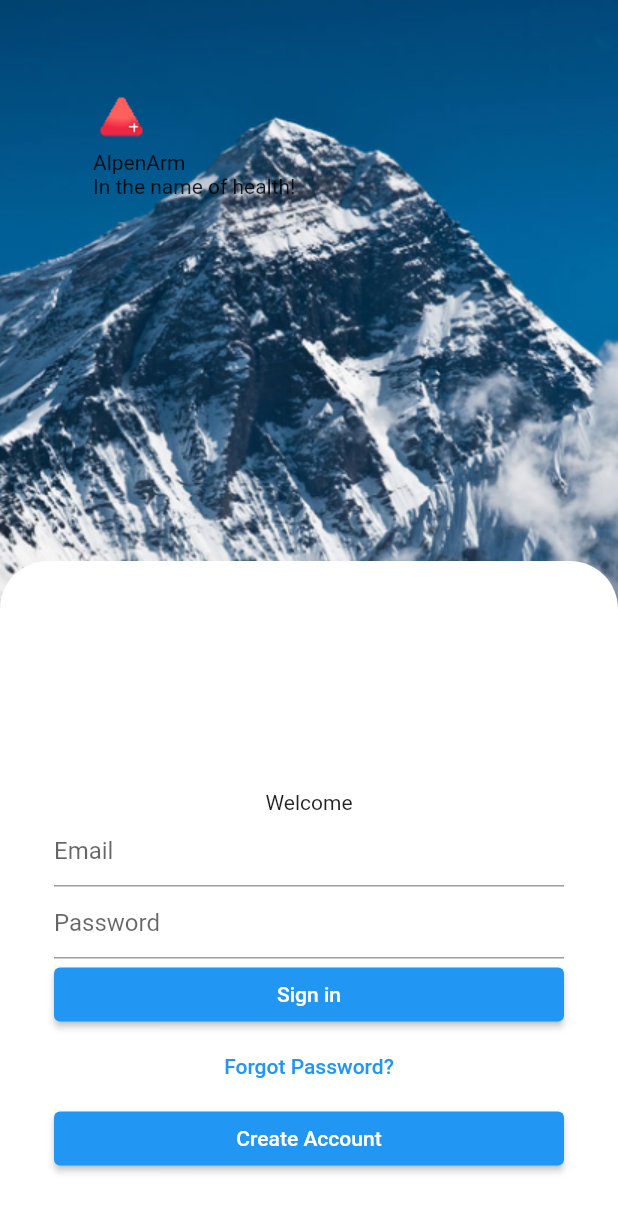
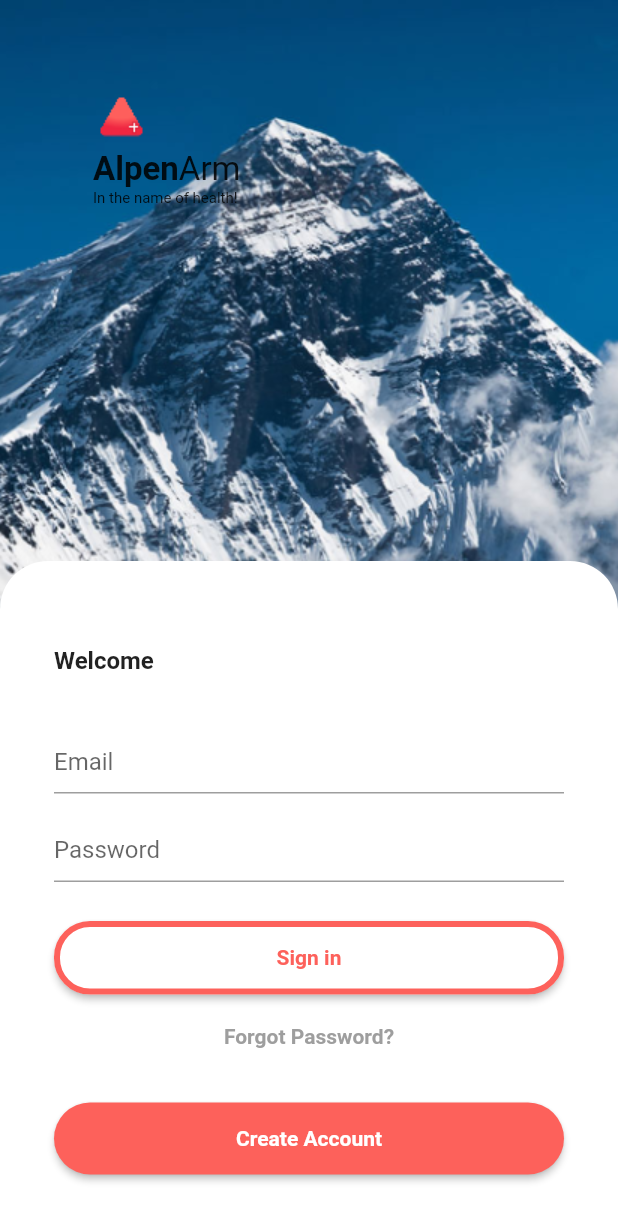
Before and after one commit to ExpertKiD/flutter_mindrisers_internship_test_demos, a Flutter app: the screen it shows after launch, on a phone screen of 412 x 824 dp. Shown: the top 1221 px of the screen. Run offline on Flutter 3.47's test engine with Material 2 defaults, Android fonts, the light colour scheme and no system bars.

Commit message:
Add const modifiers and update the login screen ui with theme

```diff
--- a/alpenarm/lib/apps/app.dart
+++ b/alpenarm/lib/apps/app.dart
@@ -9,7 +9,7 @@ class MyApp extends StatelessWidget {
   Widget build(BuildContext context) {
     return MaterialApp(
       theme: lightTheme,
-      home: LoginScreen(),
+      home: const LoginScreen(),
     );
   }
 }
--- a/alpenarm/lib/screens/login.dart
+++ b/alpenarm/lib/screens/login.dart
@@ -1,3 +1,4 @@
+import 'package:alpenarm/resources/colors.dart';
 import 'package:flutter/material.dart';
 import 'package:flutter/rendering.dart';
 
@@ -27,12 +28,22 @@ class LoginScreen extends StatelessWidget {
                   cacheWidth: 38,
                 ),
                 Row(
-                  children: [
-                    Text('Alpen'),
-                    Text('Arm'),
+                  children: const [
+                    Text(
+                      'Alpen',
+                      style:
+                          TextStyle(fontWeight: FontWeight.bold, fontSize: 22),
+                    ),
+                    Text(
+                      'Arm',
+                      style: TextStyle(fontSize: 22),
+                    ),
                   ],
                 ),
-                Text('In the name of health!'),
+                const Text(
+                  'In the name of health!',
+                  style: TextStyle(fontSize: 10),
+                ),
               ],
             ),
           ),
@@ -40,7 +51,7 @@ class LoginScreen extends StatelessWidget {
             left: 0,
             bottom: 0,
             child: ClipRRect(
-              borderRadius: BorderRadius.only(
+              borderRadius: const BorderRadius.only(
                 topLeft: Radius.circular(32),
                 topRight: Radius.circular(32),
               ),
@@ -57,39 +68,86 @@ class LoginScreen extends StatelessWidget {
                   ),
                   child: Form(
                     child: Column(
-                      mainAxisAlignment: MainAxisAlignment.end,
+                      mainAxisAlignment: MainAxisAlignment.start,
                       mainAxisSize: MainAxisSize.min,
+                      crossAxisAlignment: CrossAxisAlignment.center,
                       children: [
-                        Text('Welcome'),
-                        TextFormField(
-                          decoration: const InputDecoration(
-                            hintText: 'Email',
+                        Container(
+                          margin: const EdgeInsets.only(bottom: 20),
+                          width: double.infinity,
+                          child: const Text(
+                            'Welcome',
+                            style: TextStyle(
+                              fontWeight: FontWeight.w700,
+                              fontSize: 16,
+                            ),
                           ),
                         ),
                         TextFormField(
-                          decoration: const InputDecoration(
-                            hintText: 'Password',
+                          decoration: const InputDecoration(labelText: 'Email'),
+                        ),
+                        Container(
+                          margin: const EdgeInsets.only(top: 0, bottom: 26),
+                          child: TextFormField(
+                            decoration:
+                                const InputDecoration(labelText: 'Password'),
                           ),
                         ),
                         ElevatedButton(
                           style: ElevatedButton.styleFrom(
                             fixedSize:
-                                Size(MediaQuery.of(context).size.width, 16),
+                                Size(MediaQuery.of(context).size.width, 49),
+                            shape: RoundedRectangleBorder(
+                              side: const BorderSide(
+                                width: 4,
+                                style: BorderStyle.solid,
+                                color: AppColors.primaryColor,
+                              ),
+                              borderRadius: BorderRadius.circular(24),
+                            ),
+                            primary: AppColors.white,
                           ),
                           onPressed: () {},
-                          child: Text('Sign in'),
+                          child: const Text(
+                            'Sign in',
+                            style: TextStyle(
+                              color: AppColors.primaryColor,
+                              fontWeight: FontWeight.bold,
+                            ),
+                          ),
                         ),
-                        TextButton(
-                          onPressed: () {},
-                          child: Text('Forgot Password?'),
+                        Container(
+                          margin: const EdgeInsets.only(bottom: 20, top: 4),
+                          child: TextButton(
+                            onPressed: () {},
+                            child: const Text(
+                              'Forgot Password?',
+                              style: TextStyle(
+                                color: AppColors.grey,
+                                fontWeight: FontWeight.bold,
+                              ),
+                            ),
+                          ),
                         ),
                         ElevatedButton(
                           style: ElevatedButton.styleFrom(
-                            fixedSize:
-                                Size(MediaQuery.of(context).size.width, 16),
+                            fixedSize: Size(
+                              MediaQuery.of(context).size.width,
+                              48,
+                            ),
+                            shape: RoundedRectangleBorder(
+                              borderRadius: BorderRadius.circular(24),
+                            ),
+                            primary: AppColors.primaryColor,
                           ),
                           onPressed: () {},
-                          child: Text('Create Account'),
+                          child: const Text(
+                            'Create Account',
+                            style: TextStyle(
+                              color: AppColors.white,
+                              fontWeight: FontWeight.bold,
+                            ),
+                          ),
                         ),
                       ],
                     ),
```
